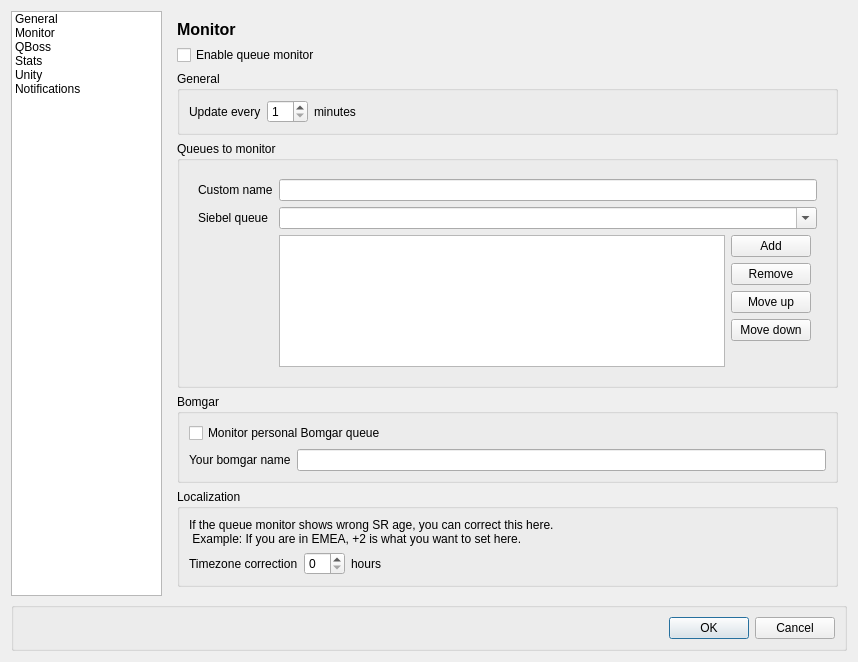
Qt form ui/configdialog.ui (bochi/kueue) before a commit.
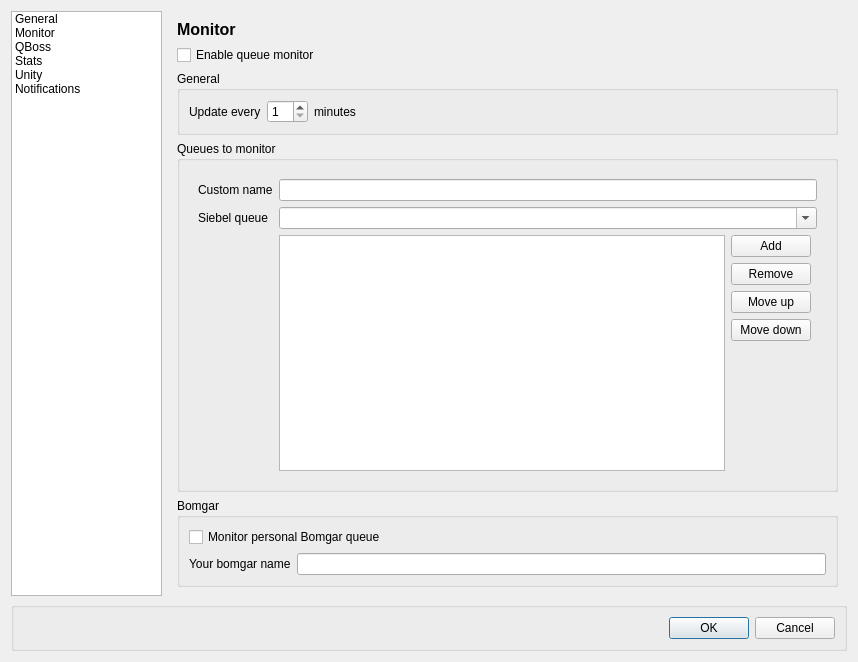
The same form after that commit. The open tabs and pages were chosen to show the change. Icons and pictures are not drawn.

```diff
--- a/ui/configdialog.ui
+++ b/ui/configdialog.ui
@@ -7,7 +7,7 @@
     <x>0</x>
     <y>0</y>
     <width>858</width>
-    <height>640</height>
+    <height>639</height>
    </rect>
   </property>
   <property name="windowTitle">
@@ -571,57 +571,6 @@
            </layout>
           </widget>
          </item>
-         <item row="5" column="0">
-          <widget class="QGroupBox" name="monitorLocalGroupBox">
-           <property name="title">
-            <string>Localization</string>
-           </property>
-           <layout class="QGridLayout" name="gridLayout_18">
-            <item row="0" column="0">
-             <widget class="QLabel" name="label_15">
-              <property name="text">
-               <string>If the queue monitor shows wrong SR age, you can correct this here. 
- Example: If you are in EMEA, +2 is what you want to set here.</string>
-              </property>
-             </widget>
-            </item>
-            <item row="1" column="0">
-             <layout class="QHBoxLayout" name="horizontalLayout_6">
-              <item>
-               <widget class="QLabel" name="label_16">
-                <property name="sizePolicy">
-                 <sizepolicy hsizetype="Fixed" vsizetype="Preferred">
-                  <horstretch>0</horstretch>
-                  <verstretch>0</verstretch>
-                 </sizepolicy>
-                </property>
-                <property name="text">
-                 <string>Timezone correction</string>
-                </property>
-               </widget>
-              </item>
-              <item>
-               <widget class="QSpinBox" name="cfg_timezoneCorrection">
-                <property name="sizePolicy">
-                 <sizepolicy hsizetype="Fixed" vsizetype="Fixed">
-                  <horstretch>0</horstretch>
-                  <verstretch>0</verstretch>
-                 </sizepolicy>
-                </property>
-               </widget>
-              </item>
-              <item>
-               <widget class="QLabel" name="label_17">
-                <property name="text">
-                 <string>hours</string>
-                </property>
-               </widget>
-              </item>
-             </layout>
-            </item>
-           </layout>
-          </widget>
-         </item>
          <item row="0" column="0">
           <widget class="QLabel" name="label_24">
            <property name="font">
```
Left out of the diff: 64 changed lines with no effect on the pictures.
